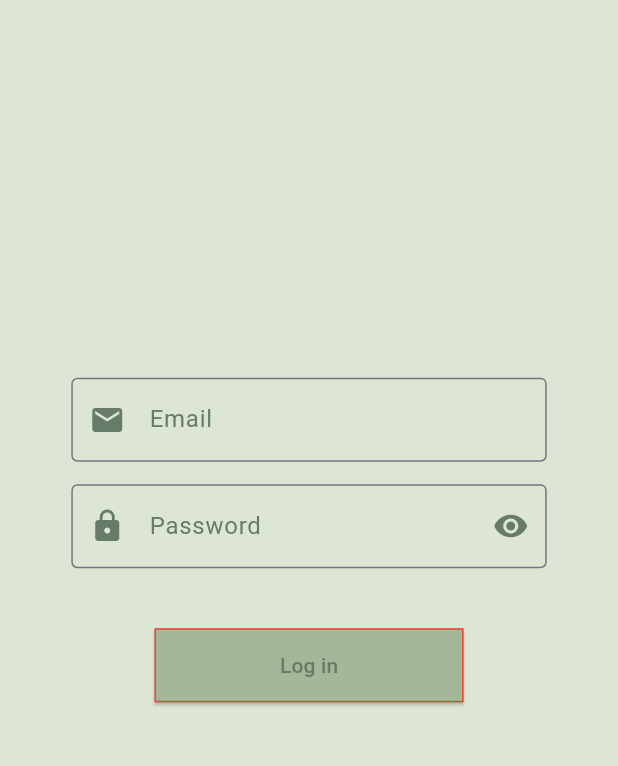
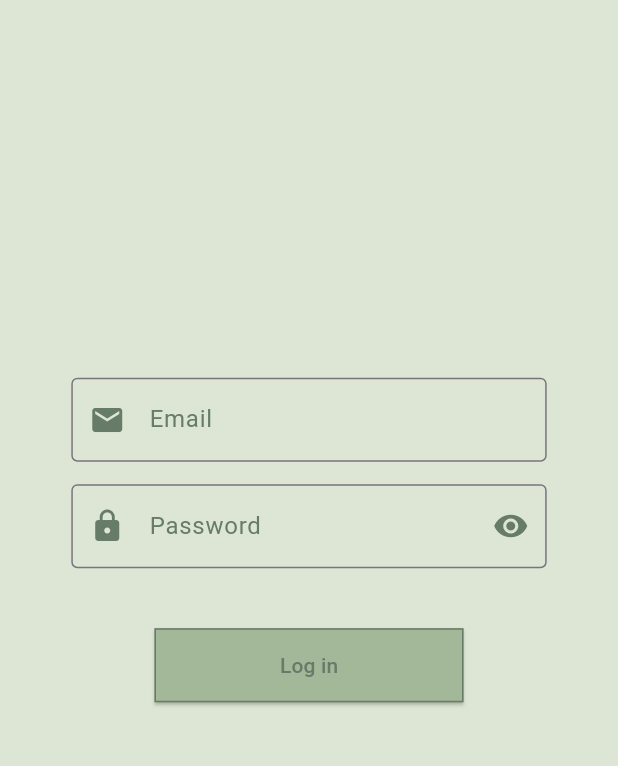
Before and after one commit to simong2/kindred, a Flutter app: the OrgEntry screen opened directly, on a phone screen of 412 x 824 dp, the part 156-922 px from its top. Run offline on Flutter 3.47's test engine with Material 3 defaults, Android fonts, the phone set to English and light mode, and no system bars; our stand-ins replace cloud_firestore, firebase_auth, firebase_core, flutter_dotenv; accounts and stored records are empty.

Commit message:
finished bare bones of login/signup for shelter view

```diff
--- a/lib/screens/org/org_register/login.dart
+++ b/lib/screens/org/org_register/login.dart
@@ -1,5 +1,9 @@
 import 'package:flutter/material.dart';
 import 'package:kindred/services/firebase_services.dart';
+
+const darkGreen = 0xFF667B68;
+const mediumGreen = 0xFFA3B899;
+const lightGreen = 0xFFDDE6D5; // Define the darkGreen color constant
 
 class LoginOrg extends StatefulWidget {
   const LoginOrg({super.key});
@@ -46,14 +50,14 @@ class _LoginOrgState extends State<LoginOrg> {
               child: TextFormField(
                 controller: _emailController,
                 decoration: const InputDecoration(
-                  prefixIcon: Icon(Icons.email,
-                      color: Color(0xFF667B68)), // Changed icon color
+                    prefixIcon: Icon(Icons.email,
+                      color: Color(darkGreen)), // Changed icon color
                   labelText: 'Email',
                   labelStyle: TextStyle(
-                      color: Color(0xFF667B68)), // Changed label text color
+                      color: Color(darkGreen)), // Changed label text color
                   border: OutlineInputBorder(
                     borderSide: BorderSide(
-                        color: Color(0xFF667B68)), // Default border color
+                        color: Color(darkGreen)), // Default border color
                   ),
                 ),
                 validator: (value) =>
@@ -68,7 +72,7 @@ class _LoginOrgState extends State<LoginOrg> {
                 obscureText: showPassword,
                 decoration: InputDecoration(
                   prefixIcon: const Icon(Icons.lock,
-                      color: Color(0xFF667B68)), // Lock icon color
+                      color: Color(darkGreen)), // Lock icon color
                   suffixIcon: IconButton(
                     onPressed: () {
                       setState(() {
@@ -77,15 +81,15 @@ class _LoginOrgState extends State<LoginOrg> {
                     },
                     icon: Icon(
                       showPassword ? Icons.visibility : Icons.visibility_off,
-                      color: Color(0xFF667B68), // Eye icon color
+                      color: Color(darkGreen), // Eye icon color
                     ),
                   ),
                   labelText: 'Password',
                   labelStyle:
-                      const TextStyle(color: Color(0xFF667B68)), // Label text color
+                      const TextStyle(color: Color(darkGreen)), // Label text color
                   border: const OutlineInputBorder(
                     borderSide:
-                        BorderSide(color: Colors.red), // Default border color
+                        BorderSide(color: Color(darkGreen)), // Default border color
                   ),
                 ),
                 validator: (value) =>
@@ -98,12 +102,12 @@ class _LoginOrgState extends State<LoginOrg> {
               height: height * .06,
               child: ElevatedButton(
                 style: ElevatedButton.styleFrom(
-                  backgroundColor: Color(0xFFA3B899),
-                  foregroundColor: Color(0xFF667B68), // Text color
+                  backgroundColor: Color(mediumGreen),
+                  foregroundColor: Color(darkGreen), // Text color
                   shape: RoundedRectangleBorder(
                     borderRadius: BorderRadius.circular(0),
                     side: const BorderSide(
-                        color: Colors.red),
+                        color: Color(darkGreen)),
                   ),
                 ),
                 onPressed: () {
--- a/lib/utils/colors.dart
+++ b/lib/utils/colors.dart
@@ -1,4 +1,7 @@
 class Colors {
   // AppBar Color
-  static const appBarColor = "A3B899";
+  static const mediumGreen = 0xFFA3B899;
+  static const darkGreen = 0xFF667B68;
+  static const lightGreen = 0xFFDDE6D5;
+  static const mellowYellow = 0xFFE4C99E;
 }
```
Also changed, not shown: lib/screens/org/org_register/sign_up.dart (+68 -25 lines).
